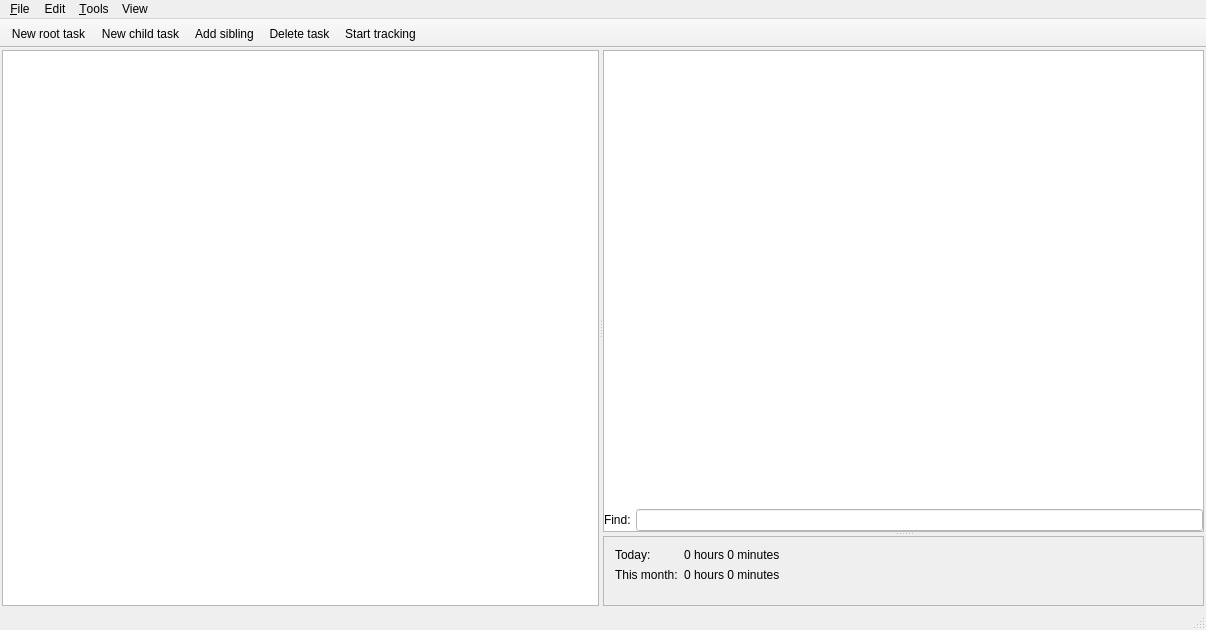
The window that client/mainwindow.ui (dmytrobogovych/noo) describes before a commit, drawn with Qt 5.
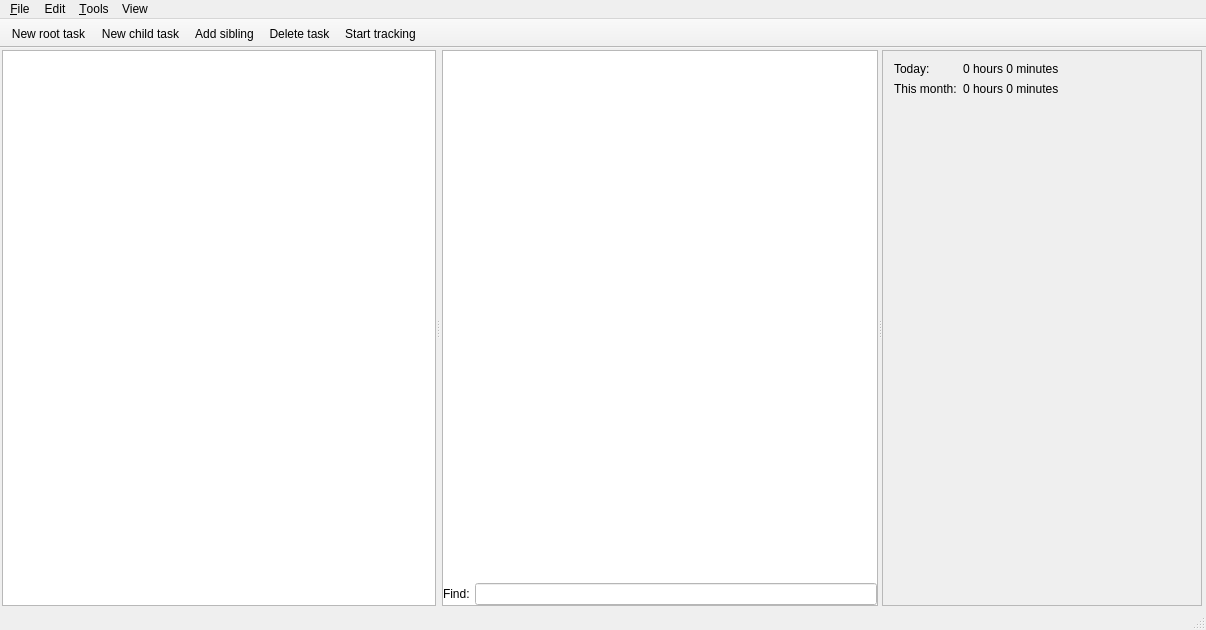
The same window after the commit. Icons and pictures are not drawn. Custom widgets are drawn as their Qt base class.

What changed in the file:
```diff
--- a/client/mainwindow.ui
+++ b/client/mainwindow.ui
@@ -83,32 +83,44 @@
         </property>
         <layout class="QGridLayout" name="gridLayout">
          <property name="leftMargin">
-          <number>0</number>
+          <number>2</number>
          </property>
          <property name="topMargin">
           <number>0</number>
          </property>
          <property name="rightMargin">
-          <number>0</number>
+          <number>2</number>
          </property>
          <property name="bottomMargin">
           <number>0</number>
          </property>
          <item row="0" column="0">
           <widget class="QSplitter" name="mTimeSplitter">
-           <property name="minimumSize">
+           <property name="sizePolicy">
+            <sizepolicy hsizetype="Expanding" vsizetype="Expanding">
+             <horstretch>0</horstretch>
+             <verstretch>0</verstretch>
+            </sizepolicy>
+           </property>
+           <property name="maximumSize">
             <size>
-             <width>0</width>
-             <height>0</height>
+             <width>16777215</width>
+             <height>4000</height>
             </size>
            </property>
            <property name="lineWidth">
             <number>0</number>
            </property>
            <property name="orientation">
-            <enum>Qt::Vertical</enum>
+            <enum>Qt::Horizontal</enum>
            </property>
            <widget class="QFrame" name="mEditFrame">
+            <property name="sizePolicy">
+             <sizepolicy hsizetype="Expanding" vsizetype="Expanding">
+              <horstretch>0</horstretch>
+              <verstretch>0</verstretch>
+             </sizepolicy>
+            </property>
             <property name="frameShape">
              <enum>QFrame::StyledPanel</enum>
             </property>
@@ -199,10 +211,22 @@
             </layout>
            </widget>
            <widget class="QFrame" name="mTimeFrame">
+            <property name="sizePolicy">
+             <sizepolicy hsizetype="Ignored" vsizetype="Expanding">
+              <horstretch>0</horstretch>
+              <verstretch>0</verstretch>
+             </sizepolicy>
+            </property>
+            <property name="minimumSize">
+             <size>
+              <width>100</width>
+              <height>0</height>
+             </size>
+            </property>
             <property name="maximumSize">
              <size>
               <width>16777215</width>
-              <height>70</height>
+              <height>4000</height>
              </size>
             </property>
             <property name="frameShape">
```
